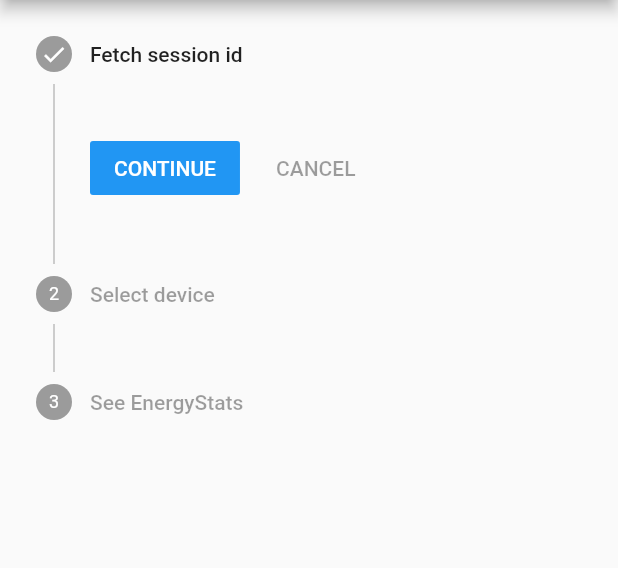
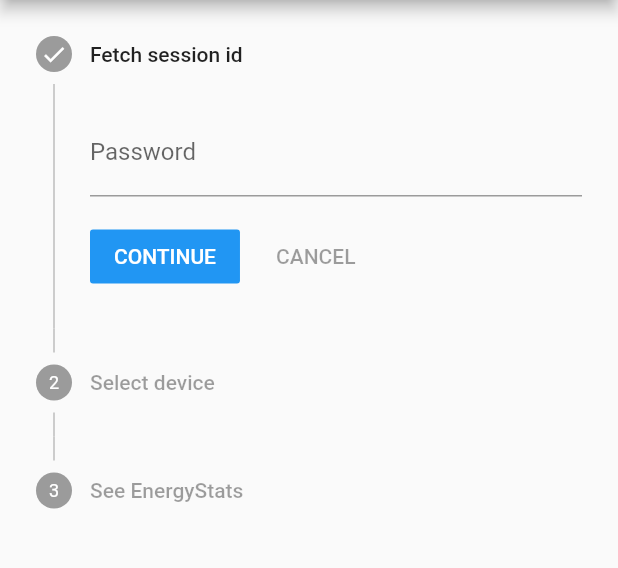
Before and after one commit to ehwplus/flutter_fritzapi, a Flutter app: the screen it shows after launch, on a phone screen of 412 x 824 dp, the part 84-652 px from its top. Run offline on Flutter 3.47's test engine with Material 2 defaults, Android fonts, the phone set to English and light mode, and no system bars.

Commit message:
feat: Add password field

```diff
--- a/example/lib/main.dart
+++ b/example/lib/main.dart
@@ -36,6 +36,10 @@ class _MyHomePageState extends State<MyHomePage> {
 
   int currentStep = 0;
 
+  String? password;
+
+  String? sessionId;
+
   @override
   Widget build(BuildContext context) {
     return Scaffold(
@@ -46,10 +50,16 @@ class _MyHomePageState extends State<MyHomePage> {
         physics: const ScrollPhysics(),
         currentStep: currentStep,
         onStepContinue: () {
-          if (currentStep == 0) {
-            fritzApiClient.getSessionId(username: 'fritz1234', password: '<enter_your_password_here>');
+          if (currentStep == 0 && password?.isNotEmpty == true) {
+            fritzApiClient.getSessionId(password: password!).then((value){
+              setState(() {
+                sessionId = value;
+              });
+            });
+            currentStep++;
+            setState(() {});
           }
-          if (currentStep < 2) {
+          if (currentStep == 1 && sessionId?.isNotEmpty == true) {
             //currentStep++;
 
             //setState(() {});
@@ -65,23 +75,42 @@ class _MyHomePageState extends State<MyHomePage> {
         steps: [
           Step(
             title: const Text('Fetch session id'),
-            content: SizedBox.shrink(),
+            content: TextField(
+              decoration: const InputDecoration(
+                label: Text('Password'),
+              ),
+              onChanged: (String input) {
+                setState(() {
+                  password = input;
+                });
+              },
+            ),
             state: currentStep >= 0 ?
             StepState.complete : StepState.disabled,
           ),
           Step(
             title: const Text('Select device'),
-            content: SizedBox.shrink(),
-            isActive: currentStep > 1,
-            state: currentStep >= 1 ?
-            StepState.complete : StepState.disabled,
+            content: Column(
+              crossAxisAlignment: CrossAxisAlignment.start,
+              children: [
+                Text('Successfully fetched session id (SID) "$sessionId" for next API calls.'),
+                const SizedBox(height: 8),
+                const CircularProgressIndicator(),
+                Text('Loading devices', style: Theme.of(context).textTheme.caption),
+              ],
+            ),
+            isActive: currentStep > 1 && sessionId?.isNotEmpty == true,
+            state: currentStep >= 1
+                ? StepState.complete
+                : StepState.disabled,
           ),
           Step(
             title: const Text('See EnergyStats'),
             content: SizedBox.shrink(),
             isActive: currentStep > 2,
-            state: currentStep >= 2 ?
-            StepState.complete : StepState.disabled,
+            state: currentStep >= 2
+                ? StepState.complete
+                : StepState.disabled,
           ),
         ],
       )
```
Also changed, not shown: lib/flutter_fritzapi/fritz_api_client.dart (+30 -15 lines), lib/flutter_fritzapi/xml_select.dart (added, +14 -0 lines), 1 other file.
